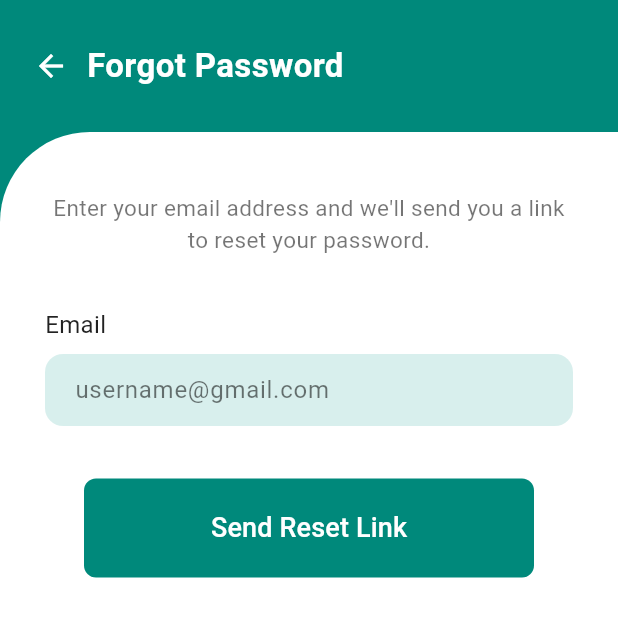
After one commit to PudasainiSalina2060/financetracker_frontend, a Flutter app: the ForgotPasswordScreen screen opened directly, on a phone screen of 412 x 824 dp, the top half of it. The commit adds this screen. Run offline on Flutter 3.47's test engine with Material 3 defaults, Android fonts, the phone set to English and light mode, and no system bars; our stand-ins replace firebase_auth, firebase_core, fl_chart, flutter_secure_storage, google_fonts, google_sign_in and 1 more; accounts and stored records are empty; Roboto replaces fonts that are missing (Inika).

Commit message:
add forgot password screen navigation and reset password UI with validation

```diff
--- /dev/null
+++ b/lib/screens/forgotPassword_screen.dart
@@ -0,0 +1,196 @@
+import 'package:financetracker_frontend/screens/resetPassword_screen.dart';
+import 'package:flutter/material.dart';
+import 'package:google_fonts/google_fonts.dart';
+import 'package:financetracker_frontend/services/auth_service.dart';
+
+class ForgotPasswordScreen extends StatefulWidget {
+  const ForgotPasswordScreen({super.key});
+
+  @override
+  State<ForgotPasswordScreen> createState() => _ForgotPasswordScreenState();
+}
+
+class _ForgotPasswordScreenState extends State<ForgotPasswordScreen> {
+
+  // controller to hold the email the user types
+  final TextEditingController _emailController = TextEditingController();
+
+  final AuthService _authService = AuthService();
+
+  bool _isLoading = false;
+
+  @override
+  Widget build(BuildContext context) {
+    return Scaffold(
+      backgroundColor: Colors.teal[600],
+      body: SafeArea(
+        bottom: false,
+        child: Column(
+          children: [
+
+            // BACK BUTTON + TITLE
+            Padding(
+              padding: const EdgeInsets.only(top: 20.0, left: 10),
+              child: Row(
+                children: [
+                  IconButton(
+                    icon: const Icon(Icons.arrow_back, color: Colors.white),
+                    onPressed: () => Navigator.pop(context),
+                  ),
+                  Text(
+                    "Forgot Password",
+                    style: GoogleFonts.inika(
+                      color: Colors.white,
+                      fontSize: 22,
+                      fontWeight: FontWeight.bold,
+                    ),
+                  ),
+                ],
+              ),
+            ),
+
+            const SizedBox(height: 20),
+
+            // WHITE CARD (same style as login screen)
+            Expanded(
+              child: Container(
+                width: double.infinity,
+                decoration: const BoxDecoration(
+                  color: Colors.white,
+                  borderRadius: BorderRadius.only(
+                    topLeft: Radius.circular(60),
+                  ),
+                ),
+                child: SingleChildScrollView(
+                  padding: const EdgeInsets.symmetric(horizontal: 30.0, vertical: 40.0),
+                  child: Column(
+                    crossAxisAlignment: CrossAxisAlignment.start,
+                    children: [
+
+                      // INSTRUCTION TEXT
+                      Center(
+                        child: Text(
+                          "Enter your email address and we'll send you a link to reset your password.",
+                          textAlign: TextAlign.center,
+                          style: GoogleFonts.inika(
+                            fontSize: 15,
+                            color: Colors.black54,
+                          ),
+                        ),
+                      ),
+
+                      const SizedBox(height: 35),
+
+                      // EMAIL LABEL
+                      Text(
+                        'Email',
+                        style: GoogleFonts.inika(fontSize: 16, color: Colors.black87),
+                      ),
+                      const SizedBox(height: 8),
+
+                      // EMAIL INPUT (same style as login screen)
+                      Container(
+                        decoration: BoxDecoration(
+                          color: Colors.teal[100]!.withOpacity(0.5),
+                          borderRadius: BorderRadius.circular(12),
+                        ),
+                        child: Padding(
+                          padding: const EdgeInsets.only(left: 20.0),
+                          child: TextField(
+                            controller: _emailController,
+                            keyboardType: TextInputType.emailAddress,
+                            decoration: const InputDecoration(
+                              border: InputBorder.none,
+                              hintText: 'username@gmail.com',
+                              hintStyle: TextStyle(color: Colors.black54),
+                            ),
+                          ),
+                        ),
+                      ),
+
+                      const SizedBox(height: 35),
+
+                      // SEND BUTTON
+                      Center(
+                        child: SizedBox(
+                          width: 300,
+                          child: ElevatedButton(
+                            onPressed: _isLoading
+                                ? null  // disable button while loading
+                                : () async {
+                                    String email = _emailController.text.trim();
+
+                                    // basic check - don't send empty email
+                                    if (email.isEmpty) {
+                                      ScaffoldMessenger.of(context).showSnackBar(
+                                        const SnackBar(
+                                          content: Text("Please enter your email"),
+                                          backgroundColor: Colors.orange,
+                                        ),
+                                      );
+                                      return;
+                                    }
+
+                                    setState(() => _isLoading = true);
+
+                                    // call the backend
+                                    bool success = await _authService.forgotPassword(email);
+
+                                    setState(() => _isLoading = false);
+
+                                    if (success) {
+                                      ScaffoldMessenger.of(context).showSnackBar(
+                                        const SnackBar(
+                                          content: Text("Reset email sent! Check your inbox."),
+                                          backgroundColor: Colors.green,
+                                        ),
+                                      );
+
+                                      // go to reset password screen, pass the email along
+                                      Navigator.push(
+                                        context,
+                                        MaterialPageRoute(
+                                          builder: (context) => ResetPasswordScreen(email: email),
+                                        ),
+                                      );
+
+                                    } else {
+                                      ScaffoldMessenger.of(context).showSnackBar(
+                                        const SnackBar(
+                                          content: Text("Email not found. Please try again."),
+                                          backgroundColor: Colors.red,
+                                        ),
+                                      );
+                                    }
+                                  },
+                            style: ElevatedButton.styleFrom(
+                              backgroundColor: Colors.teal[600],
+                              padding: const EdgeInsets.all(20),
+                              shape: RoundedRectangleBorder(
+                                borderRadius: BorderRadius.circular(8),
+                              ),
+                              elevation: 0,
+                            ),
+                            child: _isLoading
+                                ? const CircularProgressIndicator(color: Colors.white)
+                                : Text(
+                                    'Send Reset Link',
+                                    style: GoogleFonts.inika(
+                                      color: Colors.white,
+                                      fontSize: 18,
+                                    ),
+                                  ),
+                          ),
+                        ),
+                      ),
+                    ],
+                  ),
+                ),
+              ),
+            ),
+          ],
+        ),
+      ),
+    );
+  }
+}
```
Also changed, not shown: lib/screens/login_screen.dart (+12 -2 lines), lib/screens/resetPassword_screen.dart (added, +258 -0 lines).
